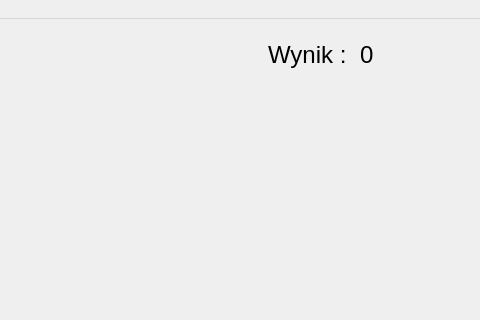
The window that mainwindow.ui (Mateusz-Szymkiewicz1/meAndJacob) describes before a commit, drawn with Qt 5; both pictures show x 320 to 800 and y 0 to 320 of the 800 by 600 pixel window.
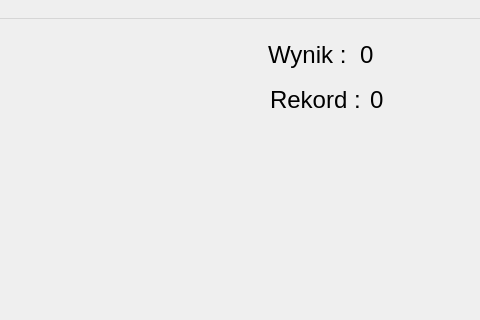
The same window after the commit.

Commit message: QSettings o dziwo

What changed in the file:
```diff
--- a/mainwindow.ui
+++ b/mainwindow.ui
@@ -80,6 +80,40 @@
      <string>0</string>
     </property>
    </widget>
+   <widget class="QLabel" name="label_3">
+    <property name="geometry">
+     <rect>
+      <x>590</x>
+      <y>70</y>
+      <width>101</width>
+      <height>21</height>
+     </rect>
+    </property>
+    <property name="styleSheet">
+     <string notr="true">font-size: 24px;
+color: #000;</string>
+    </property>
+    <property name="text">
+     <string>Rekord :</string>
+    </property>
+   </widget>
+   <widget class="QLabel" name="label_4">
+    <property name="geometry">
+     <rect>
+      <x>690</x>
+      <y>70</y>
+      <width>51</width>
+      <height>21</height>
+     </rect>
+    </property>
+    <property name="styleSheet">
+     <string notr="true">font-size: 24px;
+color: #000;</string>
+    </property>
+    <property name="text">
+     <string>0</string>
+    </property>
+   </widget>
   </widget>
   <widget class="QMenuBar" name="menubar">
    <property name="geometry">
```
The commit also changes 1 other file.
